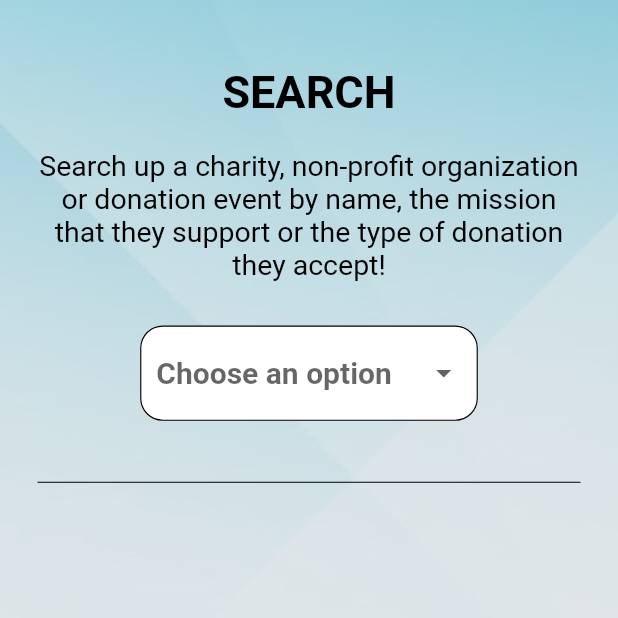
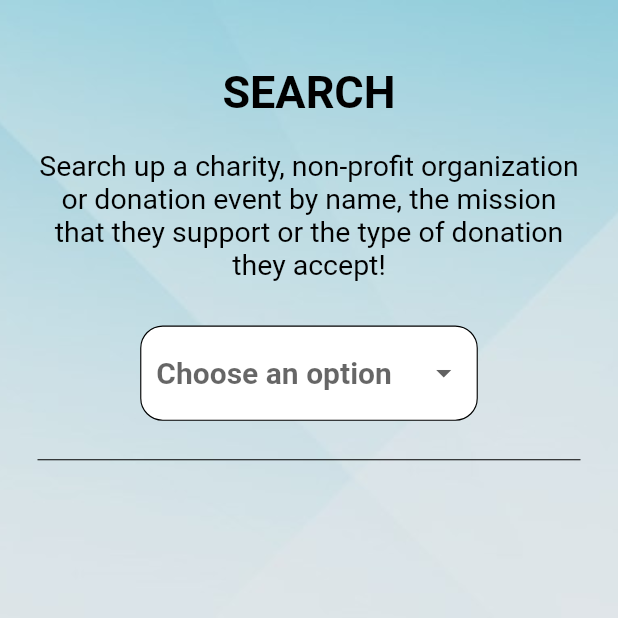
Before and after one commit to mehul-da/Charitea, a Flutter app: the SearchTab screen opened directly, on a phone screen of 412 x 824 dp, the top half of it. Run offline on Flutter 3.47's test engine with Material 2 defaults, Android fonts, the phone set to English and light mode, and no system bars; our stand-ins replace firebase_auth, google_fonts, mask_text_input_formatter; missing offline and left inert: mdi; accounts and stored records are empty.

Commit message:
Edited layout of SearchTab screen.

```diff
--- a/lib/SearchTab.dart
+++ b/lib/SearchTab.dart
@@ -44,7 +44,8 @@ class _SearchTabState extends State<SearchTab> {
     var nextInput;
 
     if (showNextInput) {
-      nextInput = Row(children: <Widget>[
+      nextInput = Column(children: <Widget>[
+        Row(children: <Widget>[
           Flexible(
               child: TextField(
                   style: GoogleFonts.nanumGothic(
@@ -66,8 +67,8 @@ class _SearchTabState extends State<SearchTab> {
                       hoverColor: Colors.black,
                       focusedBorder: OutlineInputBorder(
                           borderRadius: BorderRadius.circular(15)),
-                    prefixIcon:
-                        Icon(Mdi.information, color: Colors.black, size: 20)))),
+                      prefixIcon: Icon(Mdi.information,
+                          color: Colors.black, size: 20)))),
           SizedBox(width: 10),
           RaisedButton(
             shape:
@@ -77,6 +78,8 @@ class _SearchTabState extends State<SearchTab> {
             onPressed: () => {},
             child: Icon(Icons.search, size: 30),
           ),
+        ]),
+        SizedBox(height: 15)
       ]);
     } else {
       nextInput = SizedBox(height: 0);
@@ -139,7 +142,6 @@ class _SearchTabState extends State<SearchTab> {
                           }).toList())),
                   SizedBox(height: 18),
                   nextInput,
-                  SizedBox(height: 15),
                   Divider(color: Colors.black),
                   SizedBox(
                     height: 15,
```
Lines whose indentation alone changed are shown as unchanged.
